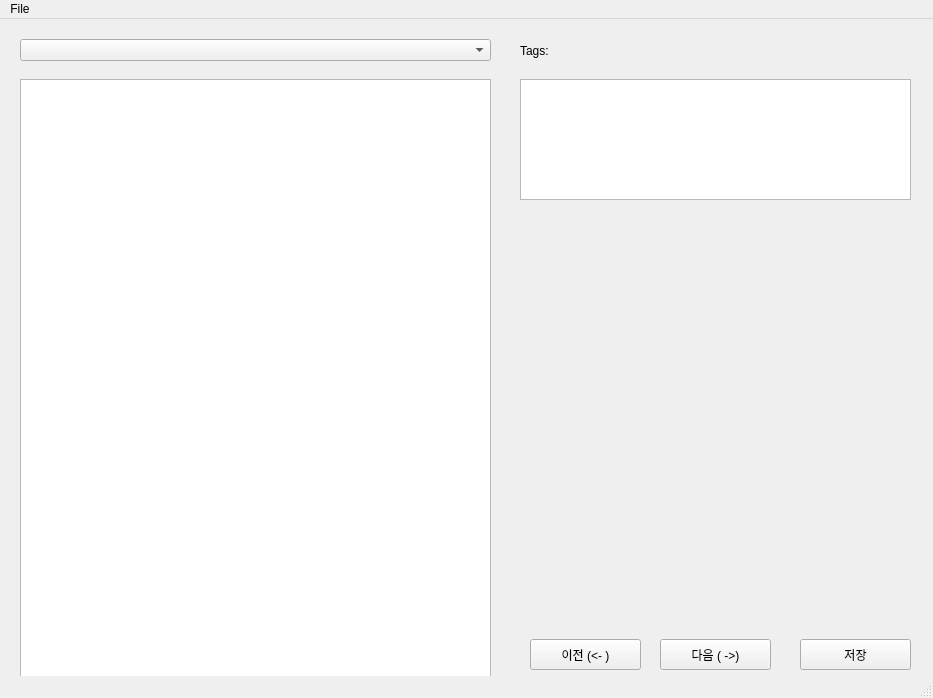
Above: PoetTagger/PoetTagger.ui from KimEuiJoong/Robot_KimSatGat before the change. Below: the same form after it.
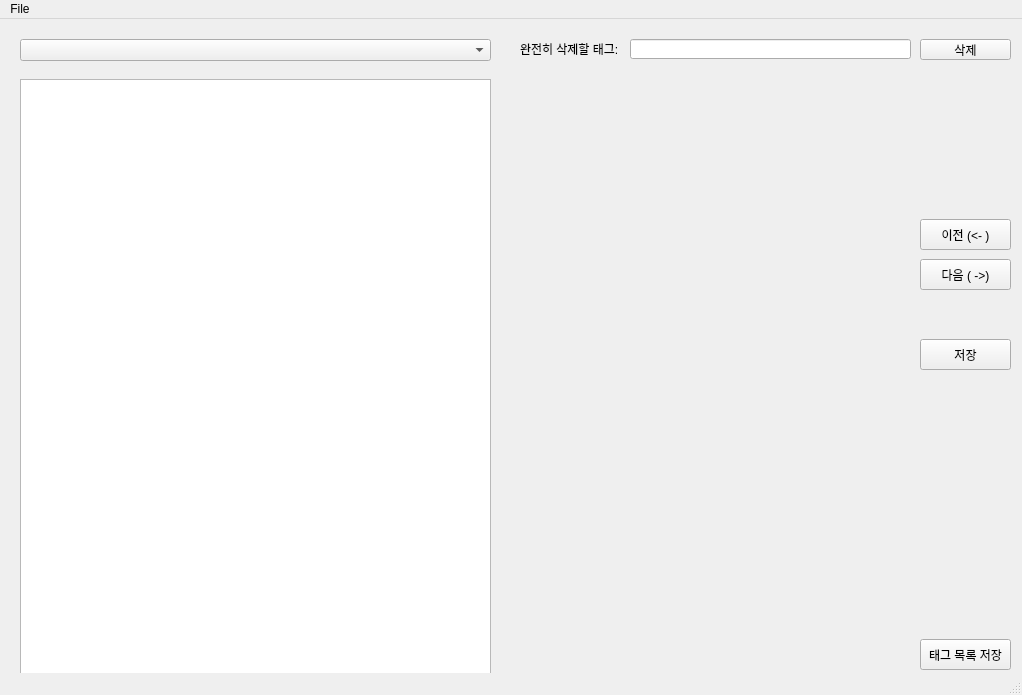
That is the form after the change.

Patch:
```diff
--- a/PoetTagger/PoetTagger.ui
+++ b/PoetTagger/PoetTagger.ui
@@ -6,8 +6,8 @@
    <rect>
     <x>0</x>
     <y>0</y>
-    <width>933</width>
-    <height>698</height>
+    <width>1022</width>
+    <height>695</height>
    </rect>
   </property>
   <property name="windowTitle">
@@ -34,35 +34,25 @@
      </rect>
     </property>
    </widget>
-   <widget class="QTextEdit" name="tagsEdit">
-    <property name="geometry">
-     <rect>
-      <x>520</x>
-      <y>60</y>
-      <width>391</width>
-      <height>121</height>
-     </rect>
-    </property>
-   </widget>
    <widget class="QLabel" name="label">
     <property name="geometry">
      <rect>
       <x>520</x>
-      <y>22</y>
-      <width>56</width>
+      <y>20</y>
+      <width>111</width>
       <height>20</height>
      </rect>
     </property>
     <property name="text">
-     <string>Tags:</string>
+     <string>완전히 삭제할 태그:</string>
     </property>
    </widget>
    <widget class="QPushButton" name="nextButton">
     <property name="geometry">
      <rect>
-      <x>660</x>
-      <y>620</y>
-      <width>111</width>
+      <x>920</x>
+      <y>240</y>
+      <width>91</width>
       <height>31</height>
      </rect>
     </property>
@@ -73,9 +63,9 @@
    <widget class="QPushButton" name="prevButton">
     <property name="geometry">
      <rect>
-      <x>530</x>
-      <y>620</y>
-      <width>111</width>
+      <x>920</x>
+      <y>200</y>
+      <width>91</width>
       <height>31</height>
      </rect>
     </property>
@@ -86,9 +76,9 @@
    <widget class="QPushButton" name="saveButton">
     <property name="geometry">
      <rect>
-      <x>800</x>
-      <y>620</y>
-      <width>111</width>
+      <x>920</x>
+      <y>320</y>
+      <width>91</width>
       <height>31</height>
      </rect>
     </property>
@@ -102,18 +92,54 @@
       <x>520</x>
       <y>200</y>
       <width>391</width>
-      <height>401</height>
+      <height>451</height>
      </rect>
     </property>
     <layout class="QGridLayout" name="gridLayout"/>
    </widget>
+   <widget class="QPushButton" name="deltagButton">
+    <property name="geometry">
+     <rect>
+      <x>920</x>
+      <y>20</y>
+      <width>91</width>
+      <height>21</height>
+     </rect>
+    </property>
+    <property name="text">
+     <string>삭제</string>
+    </property>
+   </widget>
+   <widget class="QLineEdit" name="delEdit">
+    <property name="geometry">
+     <rect>
+      <x>630</x>
+      <y>20</y>
+      <width>281</width>
+      <height>20</height>
+     </rect>
+    </property>
+   </widget>
+   <widget class="QPushButton" name="savetagButton">
+    <property name="geometry">
+     <rect>
+      <x>920</x>
+      <y>620</y>
+      <width>91</width>
+      <height>31</height>
+     </rect>
+    </property>
+    <property name="text">
+     <string>태그 목록 저장</string>
+    </property>
+   </widget>
   </widget>
   <widget class="QMenuBar" name="menubar">
    <property name="geometry">
     <rect>
      <x>0</x>
      <y>0</y>
-     <width>933</width>
+     <width>1022</width>
      <height>18</height>
     </rect>
    </property>
```
